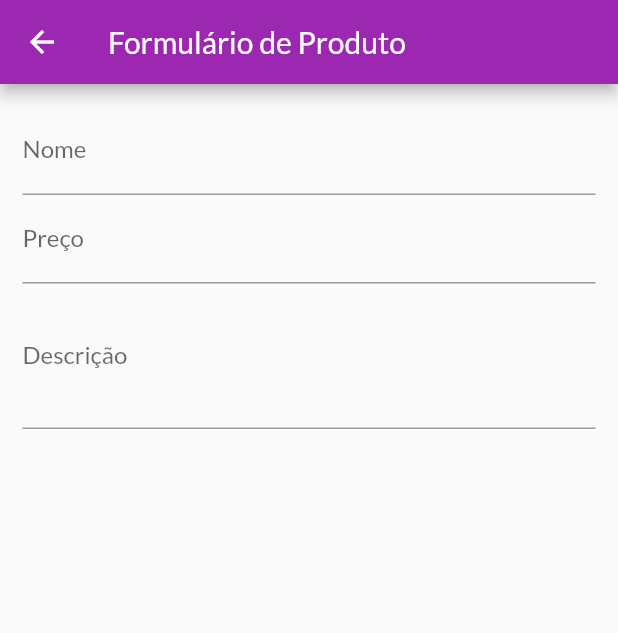
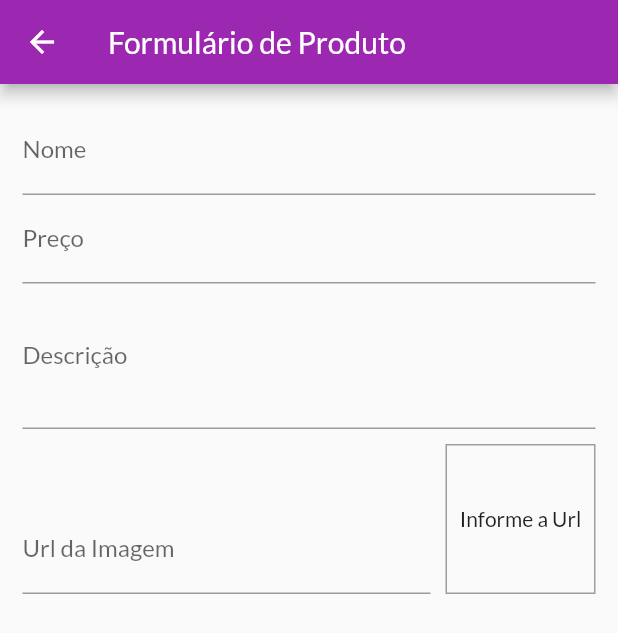
Before and after one commit to alefbispo/shop, a Flutter app: the ProductFormPage screen opened by its route, on a phone screen of 412 x 824 dp. Shown: the top 633 px of the screen. Run offline on Flutter 3.47's test engine with Material 2 defaults, Android fonts, the phone set to English and light mode, and no system bars; network calls fail.

Commit message:
setando imagem via url no compo

```diff
--- a/lib/pages/product_form_page.dart
+++ b/lib/pages/product_form_page.dart
@@ -11,11 +11,27 @@ class _ProductFormPageState extends State<ProductFormPage> {
   final _priceFocus = FocusNode();
   final _descriptionFocus = FocusNode();
 
+  final _imageUrlFocus = FocusNode();
+  final _imageUrlController = TextEditingController();
+
+  @override
+  void initState() {
+    super.initState();
+    _imageUrlFocus.addListener(updateImage);
+  }
+
   @override
   void dispose() {
     super.dispose();
     _priceFocus.dispose();
     _descriptionFocus.dispose();
+
+    _imageUrlFocus.removeListener(updateImage);
+    _imageUrlFocus.dispose();
+  }
+
+  void updateImage() {
+    setState(() {});
   }
 
   @override
@@ -48,10 +64,45 @@ class _ProductFormPageState extends State<ProductFormPage> {
               ),
               TextFormField(
                 decoration: const InputDecoration(labelText: 'Descrição'),
-                textInputAction: TextInputAction.next,
                 focusNode: _descriptionFocus,
                 keyboardType: TextInputType.multiline,
                 maxLines: 3,
+                onFieldSubmitted: (_) {
+                  FocusScope.of(context).requestFocus(_imageUrlFocus);
+                },
+              ),
+              Row(
+                crossAxisAlignment: CrossAxisAlignment.end,
+                children: [
+                  Expanded(
+                    child: TextFormField(
+                      decoration:
+                          const InputDecoration(labelText: 'Url da Imagem'),
+                      keyboardType: TextInputType.url,
+                      textInputAction: TextInputAction.done,
+                      focusNode: _imageUrlFocus,
+                      controller: _imageUrlController,
+                    ),
+                  ),
+                  Container(
+                    height: 100,
+                    width: 100,
+                    margin: const EdgeInsets.only(top: 10, left: 10),
+                    decoration: BoxDecoration(
+                      border: Border.all(
+                        color: Colors.grey,
+                        width: 1,
+                      ),
+                    ),
+                    alignment: Alignment.center,
+                    child: _imageUrlController.text.isEmpty
+                        ? const Text('Informe a Url')
+                        : FittedBox(
+                            fit: BoxFit.cover,
+                            child: Image.network(_imageUrlController.text),
+                          ),
+                  )
+                ],
               ),
             ],
           ),
```
